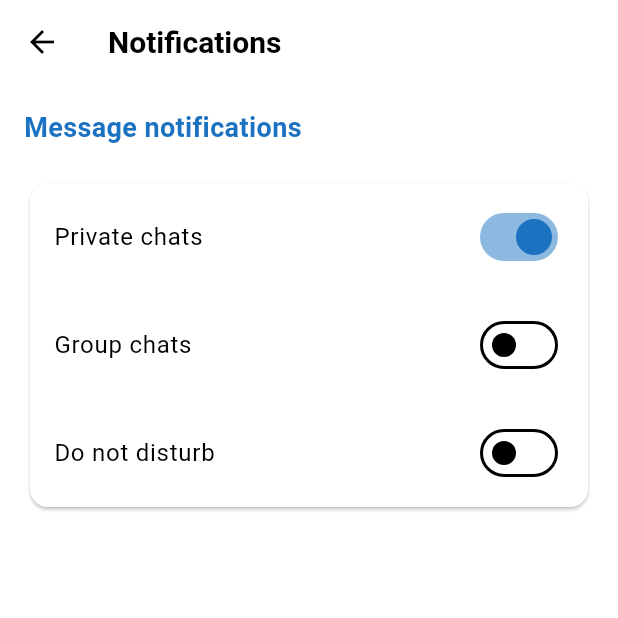
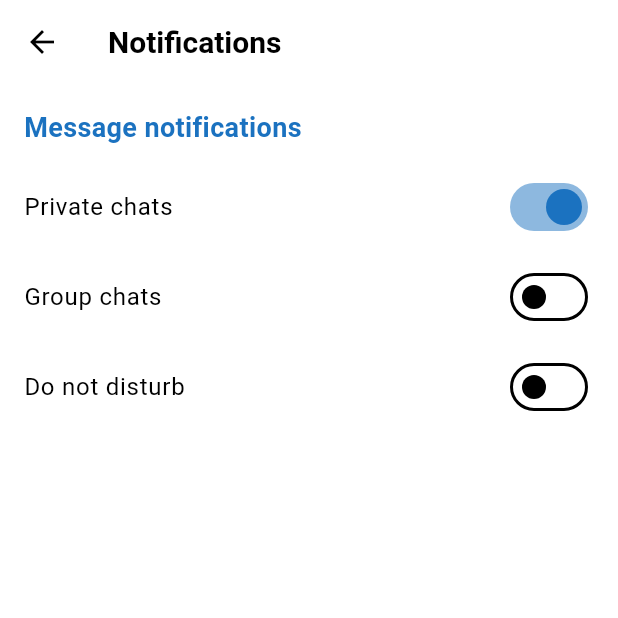
Before and after one commit to yana-malhotra27/chatApp, a Flutter app: the NotificationsPage screen opened directly, on a phone screen of 412 x 824 dp, the top half of it. Run offline on Flutter 3.47's test engine with Material 3 defaults, Android fonts, the phone set to English and light mode, and no system bars; our stand-ins replace cloud_firestore, firebase_auth, firebase_core; accounts and stored records are empty.

Commit message:
notifications

```diff
--- a/lib/page/notifications_page.dart
+++ b/lib/page/notifications_page.dart
@@ -14,6 +14,8 @@ class _NotificationsPageState extends State<NotificationsPage> {
 
   @override
   Widget build(BuildContext context) {
+    final colorScheme = Theme.of(context).colorScheme;
+
     return Scaffold(
       appBar: AppBar(
         leading: IconButton(
@@ -30,70 +32,50 @@ class _NotificationsPageState extends State<NotificationsPage> {
         centerTitle: false,
       ),
       body: ListView(
-        padding: const EdgeInsets.all(16),
+        padding: const EdgeInsets.symmetric(horizontal: 16),
         children: [
+          const SizedBox(height: 16), // space after appbar
+
           Text(
             "Message notifications",
             style: TextStyle(
               fontSize: 18,
               fontWeight: FontWeight.bold,
-              color: Theme.of(context).colorScheme.primary,
+              color: colorScheme.primary,
             ),
           ),
-          const SizedBox(height: 20),
-          Card(
-            shape: RoundedRectangleBorder(
-              borderRadius: BorderRadius.circular(12),
-            ),
-            child: Column(
-              children: [
-                SwitchListTile(
-                  contentPadding:
-                      const EdgeInsets.symmetric(horizontal: 16, vertical: 8),
-                  title: const Text(
-                    "Private chats",
-                    style: TextStyle(fontSize: 16),
-                  ),
-                  value: privateChats,
-                  activeColor: Theme.of(context).colorScheme.primary,
-                  onChanged: (val) {
-                    setState(() {
-                      privateChats = val;
-                    });
-                  },
-                ),
-                SwitchListTile(
-                  contentPadding:
-                      const EdgeInsets.symmetric(horizontal: 16, vertical: 8),
-                  title: const Text(
-                    "Group chats",
-                    style: TextStyle(fontSize: 16),
-                  ),
-                  value: groupChats,
-                  activeColor: Theme.of(context).colorScheme.primary,
-                  onChanged: (val) {
-                    setState(() {
-                      groupChats = val;
-                    });
-                  },
-                ),
-                SwitchListTile(
-                  contentPadding:
-                      const EdgeInsets.symmetric(horizontal: 16, vertical: 8),
-                  title: const Text(
-                    "Do not disturb",
-                    style: TextStyle(fontSize: 16),
-                  ),
-                  value: doNotDisturb,
-                  activeColor: Theme.of(context).colorScheme.primary,
-                  onChanged: (val) {
-                    setState(() {
-                      doNotDisturb = val;
-                    });
-                  },
-                ),
-              ],
-            ),
+          const SizedBox(height: 16),
+
+          SwitchListTile(
+            title: const Text("Private chats", style: TextStyle(fontSize: 16)),
+            value: privateChats,
+            onChanged: (val) => setState(() => privateChats = val),
+            activeColor: colorScheme.primary,
+            contentPadding: EdgeInsets.zero,
+            visualDensity: VisualDensity.compact,
+            materialTapTargetSize: MaterialTapTargetSize.shrinkWrap,
+          ),
+          const SizedBox(height: 12),
+
+          SwitchListTile(
+            title: const Text("Group chats", style: TextStyle(fontSize: 16)),
+            value: groupChats,
+            onChanged: (val) => setState(() => groupChats = val),
+            activeColor: colorScheme.primary,
+            contentPadding: EdgeInsets.zero,
+            visualDensity: VisualDensity.compact,
+            materialTapTargetSize: MaterialTapTargetSize.shrinkWrap,
+          ),
+          const SizedBox(height: 12),
+
+          SwitchListTile(
+            title: const Text("Do not disturb", style: TextStyle(fontSize: 16)),
+            value: doNotDisturb,
+            onChanged: (val) => setState(() => doNotDisturb = val),
+            activeColor: colorScheme.primary,
+            contentPadding: EdgeInsets.zero,
+            visualDensity: VisualDensity.compact,
+            materialTapTargetSize: MaterialTapTargetSize.shrinkWrap,
           ),
         ],
       ),
```
